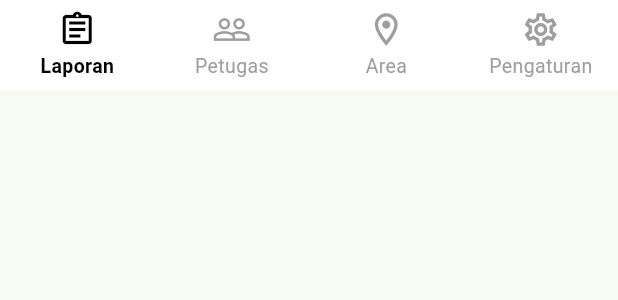
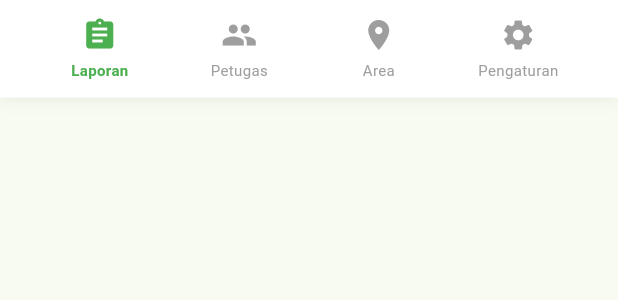
Before and after one commit to clyke02/bps-cleaning-system, a Flutter app: the AdminNavbar widget shown alone on an empty page, opened directly with empty values, on a phone screen of 412 x 824 dp. Shown: the top 300 px of the screen. Run offline on Flutter 3.47's test engine with Material 3 defaults, Android fonts, the phone set to English and light mode, and no system bars; network calls fail.

Commit message:
pisah file navbar

```diff
--- a/lib/presentation/screens/admin/admin_navbar.dart
+++ b/lib/presentation/screens/admin/admin_navbar.dart
@@ -3,6 +3,7 @@ import 'package:flutter/material.dart';
 class AdminNavbar extends StatelessWidget {
   final int currentIndex;
   final ValueChanged<int> onTabSelected;
+
   const AdminNavbar({
     super.key,
     required this.currentIndex,
@@ -11,53 +12,53 @@ class AdminNavbar extends StatelessWidget {
 
   @override
   Widget build(BuildContext context) {
-    return Padding(
-      padding: const EdgeInsets.only(bottom: 8),
-      child: Container(
-        height: 60,
-        decoration: const BoxDecoration(
+    return Container(
+      height: 65,
+      padding: const EdgeInsets.symmetric(horizontal: 20),
+      decoration: BoxDecoration(
         color: Colors.white,
-          borderRadius: BorderRadius.zero,
-          boxShadow: [],
+        boxShadow: [
+          BoxShadow(
+            color: Colors.black.withOpacity(0.1),
+            blurRadius: 10,
+            offset: const Offset(0, -2),
+          ),
+        ],
       ),
       child: Row(
-          mainAxisAlignment: MainAxisAlignment.spaceEvenly,
         children: [
-            _buildTab(context, 0, "Laporan", Icons.assignment_outlined),
-            _buildTab(context, 1, "Petugas", Icons.people_outline),
-            _buildTab(context, 2, "Area", Icons.location_on_outlined),
-            _buildTab(context, 3, "Pengaturan", Icons.settings_outlined),
+          Expanded(child: _buildNavItem(0, Icons.assignment, 'Laporan')),
+          Expanded(child: _buildNavItem(1, Icons.people, 'Petugas')),
+          Expanded(child: _buildNavItem(2, Icons.location_on, 'Area')),
+          Expanded(child: _buildNavItem(3, Icons.settings, 'Pengaturan')),
         ],
-        ),
       ),
     );
   }
 
-  Widget _buildTab(BuildContext context, int index, String title, IconData icon) {
-    final bool isActive = index == currentIndex;
-    return Expanded(
-      child: InkWell(
+  Widget _buildNavItem(int index, IconData icon, String label) {
+    final isSelected = currentIndex == index;
+    return InkWell(
       onTap: () => onTabSelected(index),
       child: Column(
         mainAxisAlignment: MainAxisAlignment.center,
         children: [
           Icon(
             icon,
-              color: isActive ? Colors.black : Colors.grey,
-              size: 26,
+            color: isSelected ? const Color(0xFF4CAF50) : Colors.grey,
+            size: 24,
           ),
-            const SizedBox(height: 2),
+          const SizedBox(height: 4),
           Text(
-              title,
+            label,
             style: TextStyle(
-                fontWeight: isActive ? FontWeight.bold : FontWeight.normal,
-                color: isActive ? Colors.black : Colors.grey,
-                fontSize: 13,
+              color: isSelected ? const Color(0xFF4CAF50) : Colors.grey,
+              fontSize: 10,
+              fontWeight: isSelected ? FontWeight.w600 : FontWeight.normal,
             ),
           ),
         ],
       ),
-      ),
     );
   }
 }
--- a/lib/shared/widgets/ringkasan_widget.dart
+++ b/lib/shared/widgets/ringkasan_widget.dart
@@ -87,7 +87,7 @@ class _SummaryItem extends StatelessWidget {
   @override
   Widget build(BuildContext context) {
     return Container(
-      padding: const EdgeInsets.symmetric(horizontal: 12, vertical: 8),
+      padding: const EdgeInsets.symmetric(horizontal: 24, vertical: 4),
       decoration: BoxDecoration(
         color: color.withOpacity(0.08),
         borderRadius: BorderRadius.circular(10),
```
Also changed, not shown: lib/presentation/screens/admin/admin_dashboard.dart (+8 -51 lines). Lines whose indentation alone changed are shown as unchanged.
